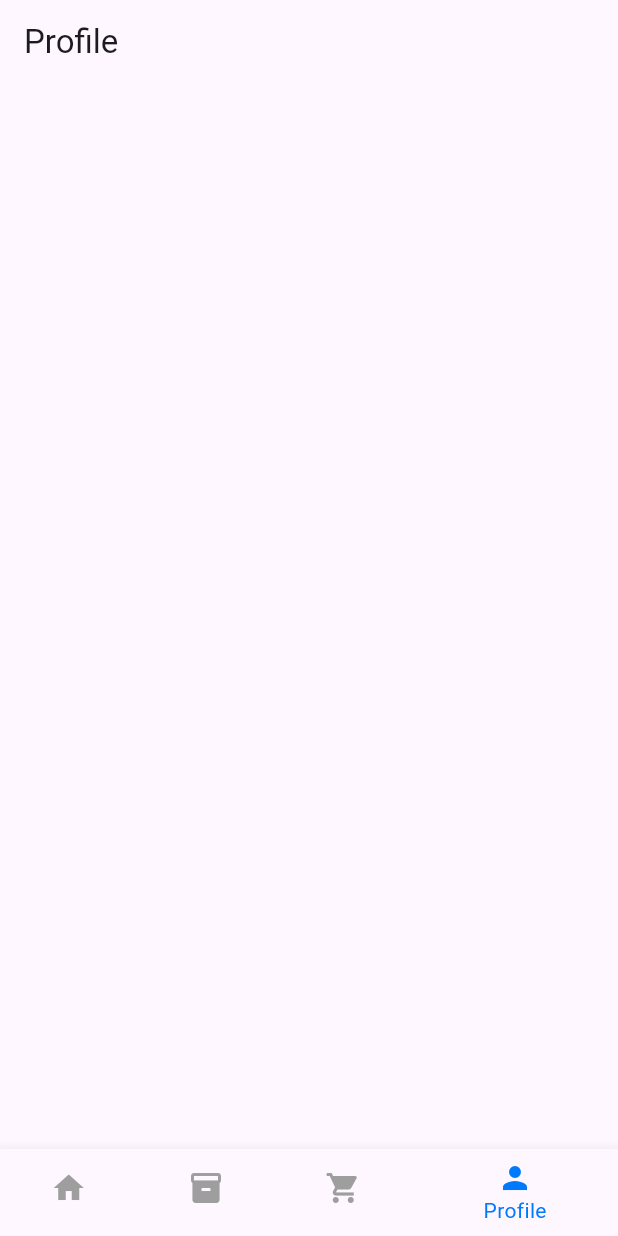
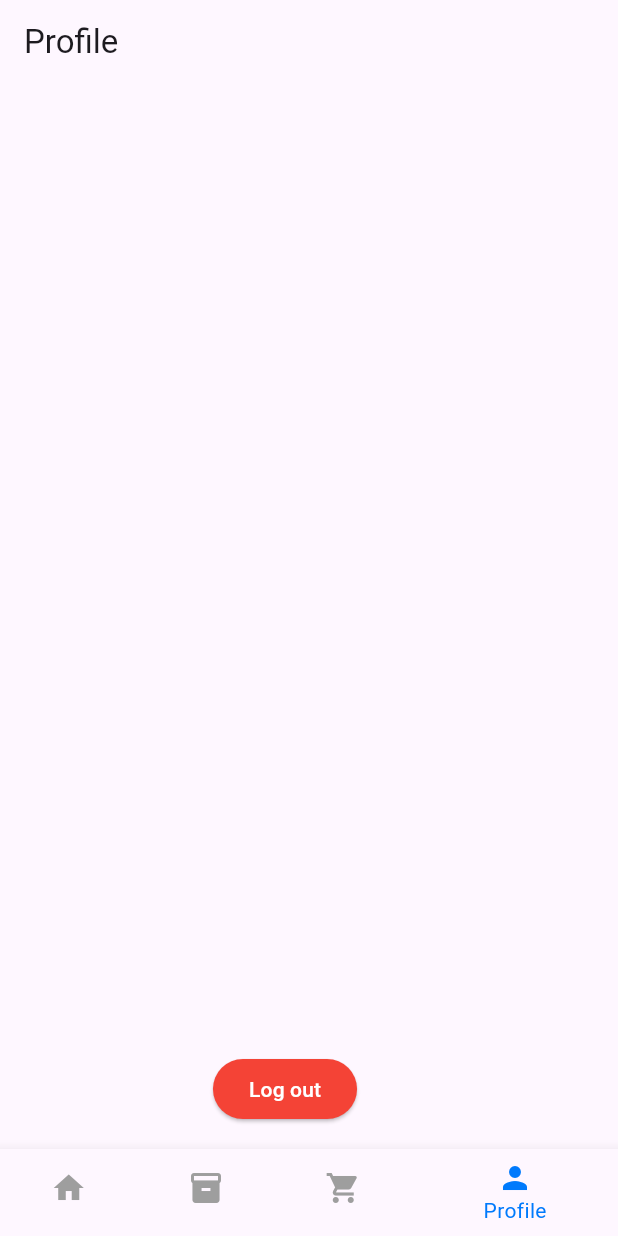
Before and after one commit to JarvisLam-LemonCEO/CMPE137, a Flutter app: the Home screen opened directly, item 4 of the bottom bar chosen, on a phone screen of 412 x 824 dp. Run offline on Flutter 3.47's test engine with Material 3 defaults, Android fonts, the phone set to English and light mode, and no system bars; our stand-ins replace local_auth; Roboto replaces fonts that are missing (SF Pro Display).

Commit message:
update with log out button at profile tab

```diff
--- a/lib/home.dart
+++ b/lib/home.dart
@@ -1,4 +1,5 @@
 import 'package:flutter/material.dart';
+import 'hello.dart'; // Import your hello.dart file
 
 class Home extends StatefulWidget {
   const Home({Key? key}) : super(key: key);
@@ -17,6 +18,8 @@ class _HomeState extends State<Home> {
     'Profile',
   ];
 
+  bool _isLogoutVisible = false;
+
   @override
   Widget build(BuildContext context) {
     return Scaffold(
@@ -24,7 +27,15 @@ class _HomeState extends State<Home> {
         automaticallyImplyLeading: false, // Remove the back button
         title: Text(_tabTitles[_selectedIndex]),
       ),
-
+      body: _selectedIndex == 3 // Check if the profile tab is selected
+          ? Column(
+              mainAxisAlignment: MainAxisAlignment.center,
+              crossAxisAlignment: CrossAxisAlignment.stretch,
+              children: [
+                // Add your profile tab's content here
+              ],
+            )
+          : Container(), // If another tab is selected, show an empty container
       bottomNavigationBar: BottomNavigationBar(
         currentIndex: _selectedIndex,
         onTap: _onItemTapped,
@@ -49,12 +60,44 @@ class _HomeState extends State<Home> {
           ),
         ],
       ),
+      floatingActionButton: _selectedIndex == 3 // Only show the button on the Profile tab
+          ? AnimatedOpacity(
+              opacity: _isLogoutVisible ? 1.0 : 0.0,
+              duration: Duration(milliseconds: 500),
+              child: Row(
+                mainAxisAlignment: MainAxisAlignment.center,
+                children: [
+                  Spacer(),
+                  ElevatedButton(
+                    onPressed: () {
+                      Navigator.push(
+                        context,
+                        MaterialPageRoute(builder: (context) => HelloPage()),
+                      );
+                    },
+                    child: Text(
+                      'Log out',
+                      style: TextStyle(color: Colors.white),
+                    ),
+                    style: ElevatedButton.styleFrom(
+                      primary: Colors.red,
+                      shape: RoundedRectangleBorder(
+                        borderRadius: BorderRadius.circular(30),
+                      ),
+                    ),
+                  ),
+                  Spacer(),
+                ],
+              ),
+            )
+          : null, // If another tab is selected, hide the button
     );
   }
 
   void _onItemTapped(int index) {
     setState(() {
       _selectedIndex = index;
+      _isLogoutVisible = index == 3;
     });
   }
 }
```
Also changed, not shown: 11 other files.
